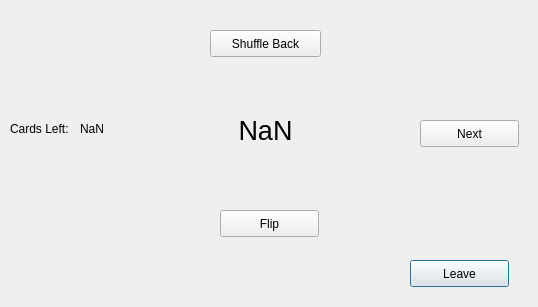
This is cardviewer.ui in jbwyatt4/wyattflashcardapp as Qt 5 draws it before an edit. The edited form follows.
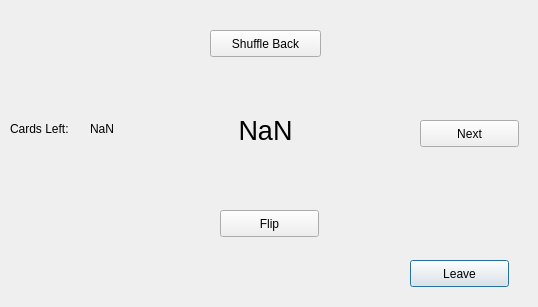
This is the edited form.

```diff
--- a/cardviewer.ui
+++ b/cardviewer.ui
@@ -109,7 +109,7 @@
   <widget class="QLabel" name="label_2">
    <property name="geometry">
     <rect>
-     <x>80</x>
+     <x>90</x>
      <y>120</y>
      <width>31</width>
      <height>17</height>
```
Left out of the diff: 4 changed lines with no effect on the pictures.
